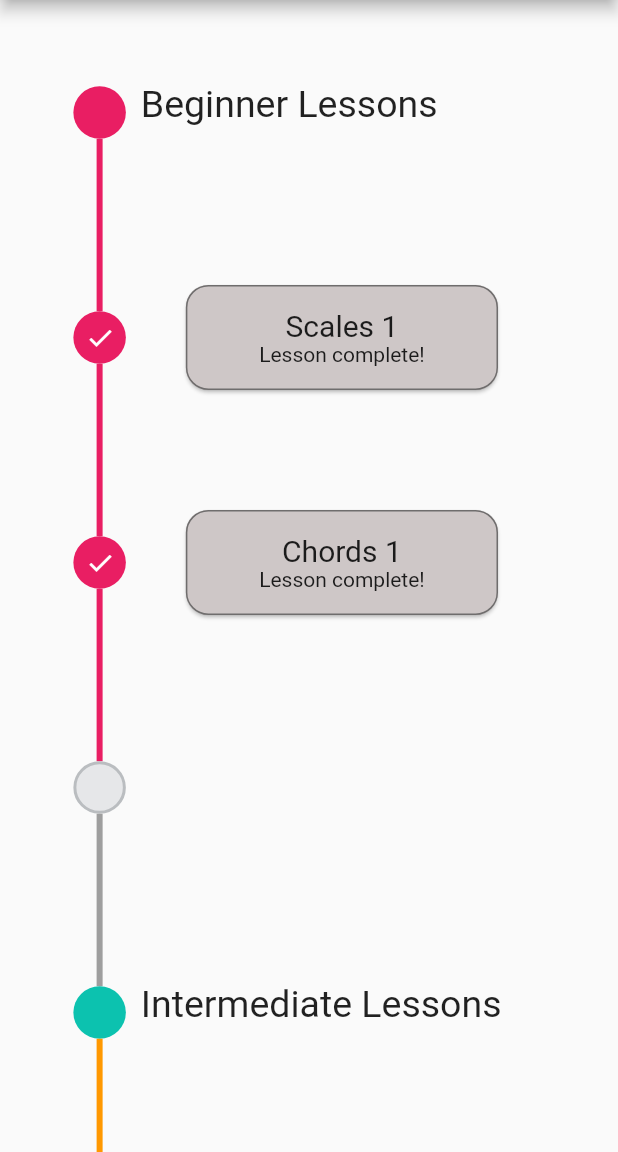
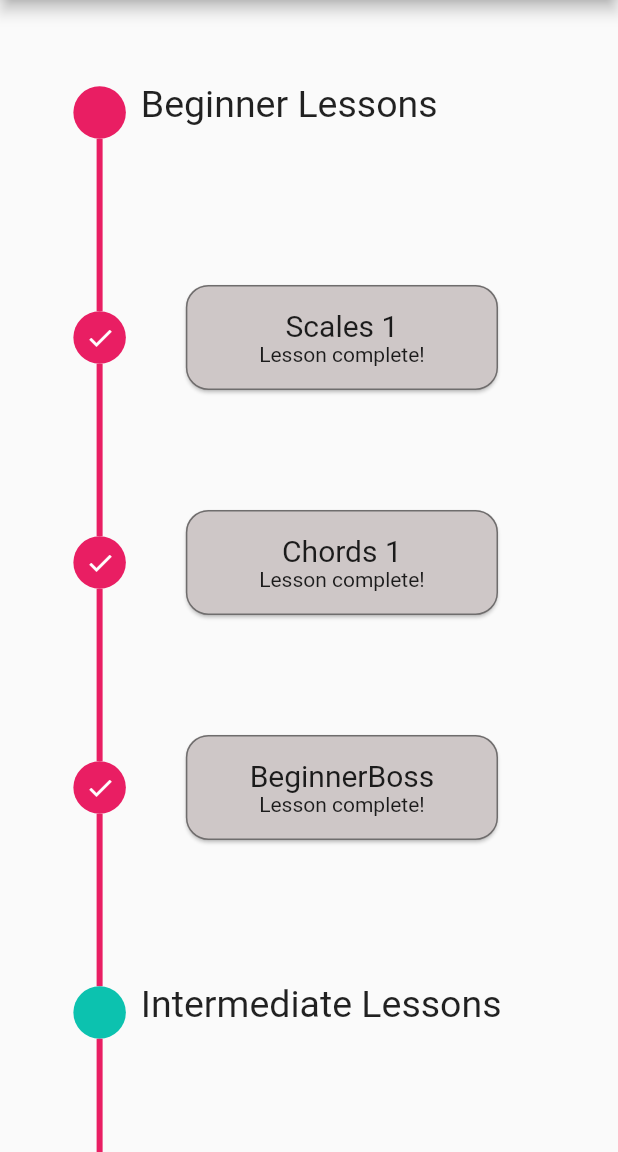
Before and after one commit to michaelmjh/capstoneMusicTheoryApp, a Flutter app: the screen it shows after launch, after a tap on "Timeline", on a phone screen of 412 x 824 dp, the part 84-1236 px from its top. Run offline on Flutter 3.47's test engine with Material 2 defaults, Android fonts, the phone set to English and light mode, and no system bars; drawn by our look-alikes of timelines; our stand-ins replace card_swiper.

Commit message:
boss levels now added and locked lessons working

```diff
--- a/client/music_elephant/lib/LessonAssets/lesson_assets.dart
+++ b/client/music_elephant/lib/LessonAssets/lesson_assets.dart
@@ -47,10 +47,10 @@ Lesson dummyInt =
 Lesson dummyAdv =
     Lesson(name: "DummyAdvanced", slides: [], level: Level.advanced);
 
-Lesson begBoss = Lesson(name: "BeginnerBoss", slides: [], level: Level.boss);
+Lesson begBoss = Lesson(name: "BeginnerBoss", slides: [], level: Level.beginner);
 Lesson intBoss =
-    Lesson(name: "IntermediateBoss", slides: [], level: Level.boss);
-Lesson advBoss = Lesson(name: "AdvancedBoss", slides: [], level: Level.boss);
+    Lesson(name: "IntermediateBoss", slides: [], level: Level.intermediate);
+Lesson advBoss = Lesson(name: "AdvancedBoss", slides: [], level: Level.advanced);
 
 class LessonData {
   static LessonData get shared => LessonData();
--- a/client/music_elephant/lib/QuestionAssets/Enums/level.dart
+++ b/client/music_elephant/lib/QuestionAssets/Enums/level.dart
@@ -1 +1 @@
-enum Level { beginner, intermediate, advanced, boss }
+enum Level { beginner, intermediate, advanced }
--- a/client/music_elephant/lib/home_page.dart
+++ b/client/music_elephant/lib/home_page.dart
@@ -3,8 +3,10 @@ import 'package:flutter/material.dart';
 class HomePage extends StatelessWidget {
   final getLevels;
   final setLessonList;
+  final getLockedLessons;
 
-  const HomePage(this.getLevels, this.setLessonList, {super.key});
+  const HomePage(this.getLevels, this.setLessonList, this.getLockedLessons,
+      {super.key});
 
   @override
   Widget build(BuildContext context) {
@@ -24,6 +26,7 @@ class HomePage extends StatelessWidget {
               onPressed: () {
                 getLevels();
                 setLessonList();
+                getLockedLessons();
                 Navigator.pushNamed(context, '/timeline');
               },
             )
--- a/client/music_elephant/lib/main.dart
+++ b/client/music_elephant/lib/main.dart
@@ -53,8 +53,9 @@ class _MyAppState extends State<MyApp> {
   var userProgress = {
     scales1: Difficulty.completed,
     chords1: Difficulty.completed,
-    scales2: Difficulty.medium,
-    chords2: Difficulty.easy,
+    scales2: Difficulty.completed,
+    chords2: Difficulty.hard,
+    begBoss: Difficulty.completed,
   };
 
   void setCurrentProgress(lesson, difficulty) {
@@ -87,29 +88,38 @@ class _MyAppState extends State<MyApp> {
   }
 
   void setTimelineLessonList() {
-    begList.insert(0, dummyBeg);
-    begList.add(begBoss);
-    intList.insert(0, dummyInt);
-    intList.add(intBoss);
-    advList.insert(0, dummyAdv);
-    advList.add(advBoss);
-    for (var item in begList) {
+    var list1 = [...begList];
+    var list2 = [...intList];
+    var list3 = [...advList];
+    list1.insert(0, dummyBeg);
+    list1.add(begBoss);
+    list2.insert(0, dummyInt);
+    list2.add(intBoss);
+    list3.insert(0, dummyAdv);
+    list3.add(advBoss);
+    for (var item in list1) {
       newList.add(item);
     }
-    for (var item in intList) {
+    for (var item in list2) {
       newList.add(item);
     }
-    for (var item in advList) {
+    for (var item in list3) {
       newList.add(item);
     }
   }
 
   var completedLessons = [];
 
-  void getCompletedLessons() {
+  void getCompletedLessons(level) {
     userProgress.keys.forEach((key) {
-      if (userProgress[key] == Difficulty.completed) {
-        completedLessons.add(key);
+      if (key.level == level) {
+        if (key.name == "BeginnerBoss" ||
+            key.name == "IntermediateBoss" ||
+            key.name == "AdvancedBoss") {
+          null;
+        } else if (userProgress[key] == Difficulty.completed) {
+          completedLessons.add(key);
+        }
       }
     });
   }
@@ -119,13 +129,13 @@ class _MyAppState extends State<MyApp> {
   bool advUnlocked = false;
 
   void getLockedLessons() {
-    for (var lesson in completedLessons) {
-      if (lesson.name == "BeginnerBoss") {
+    userProgress.keys.forEach((key) {
+      if (key == "BeginnerBoss") {
         intUnlocked = true;
-      } else if (lesson.name == "IntermediateBoss") {
+      } else if (key == "IntermediateBoss") {
         advUnlocked = true;
       }
-    }
+    });
   }
 
   void setSelectedProfile(newProfile) {
@@ -174,7 +184,8 @@ class _MyAppState extends State<MyApp> {
       debugShowCheckedModeBanner: false,
       initialRoute: '/',
       routes: {
-        '/': (context) => HomePage(getLevels, setTimelineLessonList),
+        '/': (context) =>
+            HomePage(getLevels, setTimelineLessonList, getLockedLessons),
         '/quiz': (context) =>
             Quiz(selectedQuestions, updateProgress, quizGenerator),
         '/lesson': (context) => Lesson(selectedLesson),
@@ -194,7 +205,10 @@ class _MyAppState extends State<MyApp> {
             intUnlocked,
             advUnlocked,
             getLockedLessons,
-            bossGenerator),
+            bossGenerator,
+            begList,
+            intList,
+            advList),
       },
     );
   }
--- a/client/music_elephant/lib/timeline.dart
+++ b/client/music_elephant/lib/timeline.dart
@@ -1,4 +1,5 @@
 import 'package:flutter/material.dart';
+import 'package:music_elephant/LessonAssets/lesson_assets.dart';
 import 'package:music_elephant/journey.dart';
 import 'package:music_elephant/landing_page.dart';
 import 'package:timelines/timelines.dart';
@@ -19,6 +20,9 @@ class Timeline extends StatefulWidget {
   final advUnlocked;
   final getLockedLessons;
   final bossGenerator;
+  final begList;
+  final intList;
+  final advList;
 
   const Timeline(
       this.lessons,
@@ -30,6 +34,9 @@ class Timeline extends StatefulWidget {
       this.advUnlocked,
       this.getLockedLessons,
       this.bossGenerator,
+      this.begList,
+      this.intList,
+      this.advList,
       {super.key});
 
   @override
@@ -37,45 +44,6 @@ class Timeline extends StatefulWidget {
 }
 
 class _TimelineState extends State<Timeline> {
-  // var begList = [];
-  // var intList = [];
-  // var advList = [];
-  // var newList = [];
-
-  // void getLevels() {
-  //   for (var item in widget.lessons) {
-  //     if (item.level == Level.beginner) {
-  //       begList.add(item);
-  //     } else if (item.level == Level.intermediate) {
-  //       intList.add(item);
-  //     } else if (item.level == Level.advanced) {
-  //       advList.add(item);
-  //     }
-  //   }
-  // }
-
-  // Lesson dummyBeg =
-  //     Lesson(name: "DummyBeginner", slides: [], level: Level.beginner);
-  // Lesson dummyInt =
-  //     Lesson(name: "DummyIntermediate", slides: [], level: Level.intermediate);
-  // Lesson dummyAdvStart =
-  //     Lesson(name: "DummyAdvanced", slides: [], level: Level.advanced);
-
-  // void setNewList() {
-  //   begList.insert(0, dummyBeg);
-  //   intList.insert(0, dummyInt);
-  //   advList.insert(0, dummyAdvStart);
-  //   for (var item in begList) {
-  //     newList.add(item);
-  //   }
-  //   for (var item in intList) {
-  //     newList.add(item);
-  //   }
-  //   for (var item in advList) {
-  //     newList.add(item);
-  //   }
-  // }
-
   @override
   Widget build(BuildContext context) {
     var newList = widget.lessons;
@@ -92,6 +60,15 @@ class _TimelineState extends State<Timeline> {
                   newList,
                   widget.setSelectedLesson,
                   widget.userProgress,
+                  widget.completedLessons,
+                  widget.getCompletedLessons,
+                  widget.intUnlocked,
+                  widget.advUnlocked,
+                  widget.getLockedLessons,
+                  widget.bossGenerator,
+                  widget.begList,
+                  widget.intList,
+                  widget.advList,
                 ),
               ],
             ),
@@ -106,11 +83,29 @@ class _Timeline1 extends StatelessWidget {
   final newList;
   final setSelectedLesson;
   final userProgress;
+  final completedLessons;
+  final getCompletedLessons;
+  final intUnlocked;
+  final advUnlocked;
+  final getLockedLessons;
+  final bossGenerator;
+  final begList;
+  final intList;
+  final advList;
 
   const _Timeline1(
     this.newList,
     this.setSelectedLesson,
     this.userProgress,
+    this.completedLessons,
+    this.getCompletedLessons,
+    this.intUnlocked,
+    this.advUnlocked,
+    this.getLockedLessons,
+    this.bossGenerator,
+    this.begList,
+    this.intList,
+    this.advList,
   );
 
   @override
@@ -128,6 +123,28 @@ class _Timeline1 extends StatelessWidget {
     for (var i = 0; i < data.length; i++) {
       if (data[i].name == "DummyAdvanced") {
         dummyIndexAdv = i + 1;
+      }
+    }
+
+    var bossIndexBeg;
+    for (var i = 0; i < data.length; i++) {
+      if (data[i].name == "BeginnerBoss") {
+        bossIndexBeg = i;
+        print(i);
+      }
+    }
+    var bossIndexInt;
+    for (var i = 0; i < data.length; i++) {
+      if (data[i].name == "IntermediateBoss") {
+        bossIndexInt = i;
+        print(i);
+      }
+    }
+    var bossIndexAdv;
+    for (var i = 0; i < data.length; i++) {
+      if (data[i].name == "AdvancedBoss") {
+        bossIndexBeg = i;
+        print(i);
       }
     }
 
@@ -151,6 +168,10 @@ class _Timeline1 extends StatelessWidget {
               return _EmptyContentsInt(data[index], userProgress);
             } else if (data[index].level == Level.advanced) {
               return _EmptyContentsAdv(data[index], userProgress);
+            } else if (data[index].name == "BeginnerBoss" ||
+                data[index].name == "IntermediateBoss" ||
+                data[index].name == "AdvancedBoss") {
+              return _EmptyContentsBoss(data[index], userProgress);
             }
           },
           connectorBuilder: (_, index, __) {
@@ -161,10 +182,18 @@ class _Timeline1 extends StatelessWidget {
               return SolidLineConnector(color: Colors.orange);
             } else if (userProgress.containsKey(data[dummyIndexInt]) == true &&
                 data[index].name == "DummyIntermediate") {
+              if (userProgress[data[dummyIndexInt]] == Difficulty.completed) {
+                return SolidLineConnector(color: Colors.pink);
+              } else {
                 return SolidLineConnector(color: Colors.orange);
+              }
             } else if (userProgress.containsKey(data[dummyIndexAdv]) == true &&
                 data[index].name == "DummyAdvanced") {
+              if (userProgress[data[dummyIndexInt]] == Difficulty.completed) {
+                return SolidLineConnector(color: Colors.pink);
+              } else {
                 return SolidLineConnector(color: Colors.orange);
+              }
             } else {
               return SolidLineConnector(color: Colors.grey);
             }
@@ -173,13 +202,21 @@ class _Timeline1 extends StatelessWidget {
             if (data[index].name == "DummyBeginner") {
               return DotIndicator(color: Colors.pink);
             } else if (data[index].name == "DummyIntermediate") {
+              if (userProgress.containsKey(begBoss)) {
                 return DotIndicator(color: Color.fromARGB(255, 12, 194, 175));
+              } else {
+                return DotIndicator(
+                    color: Colors.grey, child: Icon(Icons.lock));
+              }
             } else if (data[index].name == "DummyAdvanced") {
+              if (userProgress.containsKey(intBoss)) {
                 return DotIndicator(color: Color.fromARGB(255, 190, 94, 207));
               } else {
-              switch (userProgress.containsKey(data[index])) {
-                case true:
-                  if (userProgress[data[index]] == Difficulty.completed) {
+                return DotIndicator(
+                    color: Colors.grey, child: Icon(Icons.lock));
+              }
+            } else if (userProgress.containsKey(data[index]) == true &&
+                userProgress[data[index]] == Difficulty.completed) {
               return DotIndicator(
                 color: Colors.pink,
                 child: IconButton(
@@ -191,7 +228,70 @@ class _Timeline1 extends StatelessWidget {
                   },
                 ),
               );
+            } else if (data[index].name == "BeginnerBoss" ||
+                data[index].name == "IntermediateBoss" ||
+                data[index].name == "AdvancedBoss") {
+              getCompletedLessons(data[index].level);
+              var completedSet = completedLessons.toSet();
+              var begSet = begList.toSet();
+              var intSet = intList.toSet();
+              var advSet = intList.toSet();
+              if (begSet.intersection(completedSet).length == begList.length &&
+                  data[index].level == Level.beginner) {
+                return DotIndicator(
+                  color: Colors.red,
+                  child: IconButton(
+                    icon: Icon(Icons.bolt, size: 20.0),
+                    color: Colors.black,
+                    onPressed: () {
+                      setSelectedLesson(data[index]);
+                      bossGenerator();
+                      Navigator.pushNamed(context, '/landingpage');
+                    },
+                  ),
+                );
+              } else if (intSet.intersection(completedSet).length ==
+                      intList.length &&
+                  data[index].level == Level.intermediate) {
+                return DotIndicator(
+                  color: Colors.red,
+                  child: IconButton(
+                    icon: Icon(Icons.bolt, size: 20.0),
+                    color: Colors.black,
+                    onPressed: () {
+                      setSelectedLesson(data[index]);
+                      bossGenerator();
+                      Navigator.pushNamed(context, '/landingpage');
+                    },
+                  ),
+                );
+              } else if (advSet.intersection(completedSet).length ==
+                      advList.length &&
+                  data[index].level == Level.advanced) {
+                return DotIndicator(
+                  color: Colors.red,
+                  child: IconButton(
+                    icon: Icon(Icons.bolt, size: 20.0),
+                    color: Colors.black,
+                    onPressed: () {
+                      setSelectedLesson(data[index]);
+                      bossGenerator();
+                      Navigator.pushNamed(context, '/landingpage');
+                    },
+                  ),
+                );
               } else {
+                return DotIndicator(
+                  color: Colors.grey,
+                  child: IconButton(
+                    icon: Icon(Icons.lock, size: 20.0),
+                    color: Colors.black,
+                    onPressed: () {},
+                  ),
+                );
+              }
+            } else if (userProgress.containsKey(data[index]) &&
+                userProgress[data[index]] != Difficulty.completed) {
               return DotIndicator(
                 color: Color.fromARGB(255, 229, 97, 141),
                 child: IconButton(
@@ -203,21 +303,8 @@ class _Timeline1 extends StatelessWidget {
                   },
                 ),
               );
-                  }
-                case false:
-                  return OutlinedDotIndicator(
-                    color: Color(0xffbabdc0),
-                    backgroundColor: Color(0xffe6e7e9),
-                    child: IconButton(
-                      icon: Icon(Icons.cloud, size: 0),
-                      color: Colors.white,
-                      onPressed: () {
-                        setSelectedLesson(data[index]);
-                        Navigator.pushNamed(context, '/landingpage');
-                      },
-                    ),
-                  );
-              }
+            } else if (userProgress.containsKey(data[index]) == false) {
+              return DotIndicator(color: Colors.grey, child: Icon(Icons.lock));
             }
           },
           itemExtentBuilder: (_, __) => 150.0,
@@ -468,3 +555,39 @@ class _EmptyContentsAdv extends StatelessWidget {
     }
   }
 }
+
+class _EmptyContentsBoss extends StatelessWidget {
+  final listItem;
+  final userProgress;
+
+  const _EmptyContentsBoss(this.listItem, this.userProgress);
+
+  @override
+  Widget build(BuildContext context) {
+    var currentDiff = null;
+
+    if (userProgress.containsKey(listItem)) {
+      currentDiff = userProgress[listItem];
+    }
+
+    return Card(
+      margin: EdgeInsets.all(40.0),
+      color: Color.fromARGB(255, 206, 199, 199),
+      shape: RoundedRectangleBorder(
+          borderRadius: BorderRadius.circular(15.0),
+          side: BorderSide(
+            color: Color.fromARGB(255, 111, 109, 109),
+          )),
+      child: Column(
+        mainAxisAlignment: MainAxisAlignment.center,
+        crossAxisAlignment: CrossAxisAlignment.center,
+        children: [
+          Text(
+            "Boss Level!",
+            style: TextStyle(fontSize: 20.0),
+          ),
+        ],
+      ),
+    );
+  }
+}
```
Lines whose indentation alone changed are shown as unchanged.
